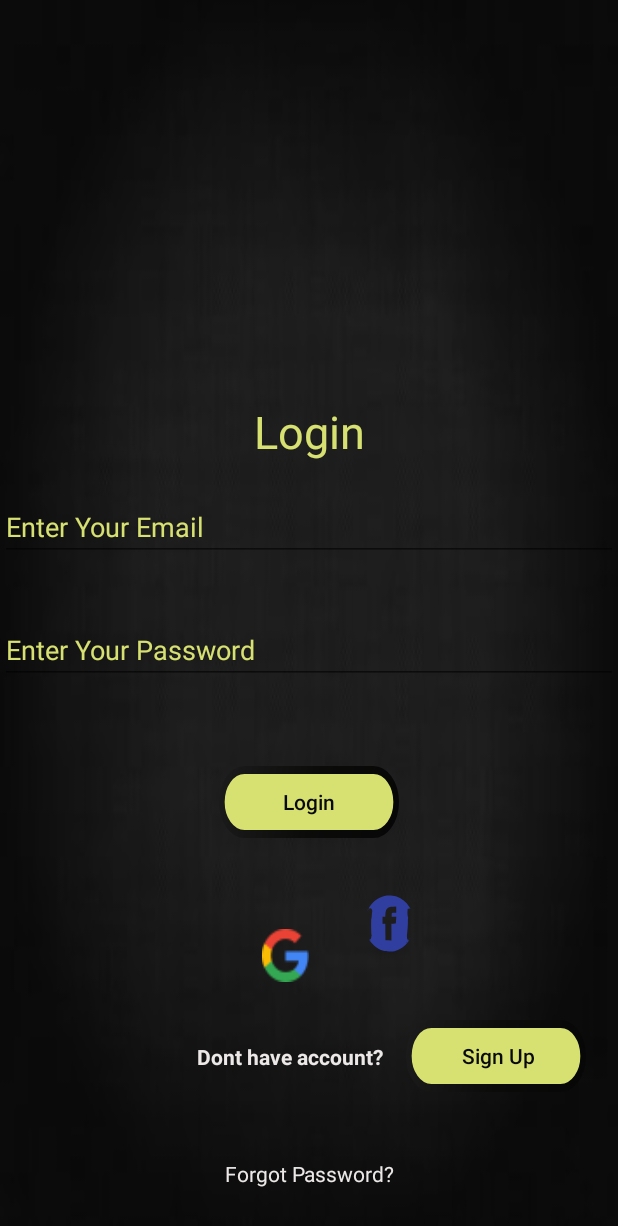
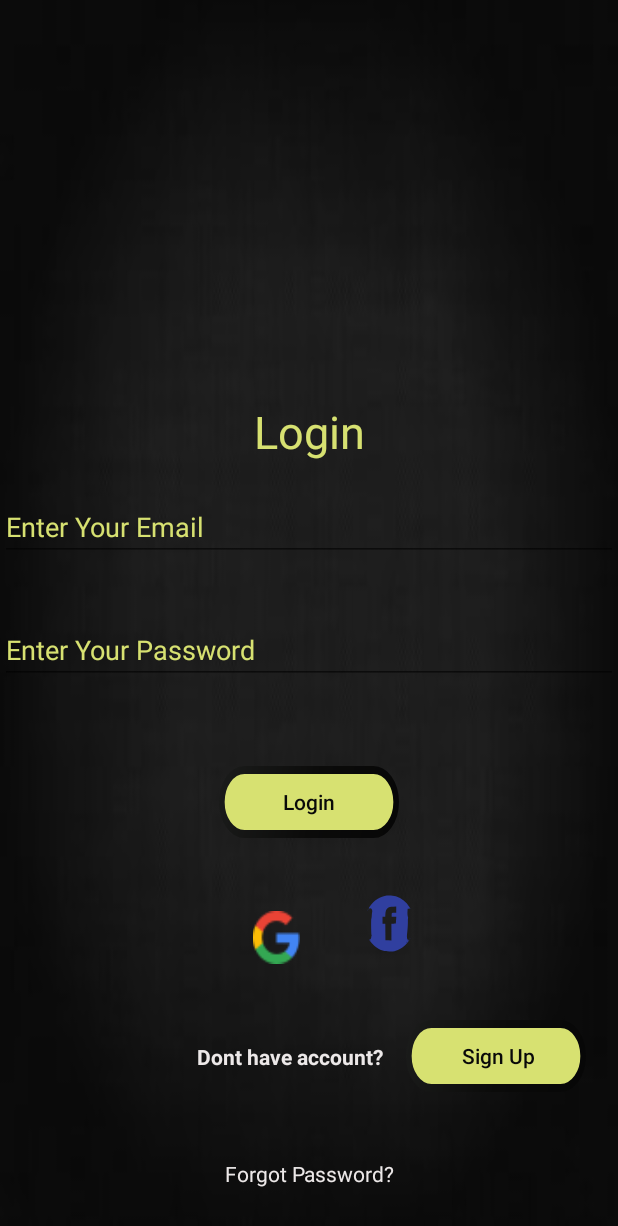
Before and after one commit to siddhishinde0723/textextract, an Android app: the screen it shows after launch (Login), on a phone screen of 412 x 824 dp. Shown: the top 1226 px of the screen. Run offline under Robolectric (Android 15) with nearby library versions, the phone set to English and light mode, and no system bars; our stand-ins replace Firebase (no records; nobody signed in at launch, a user with empty details on screens opened directly); libraries missing offline, so code that uses them is left out: com.facebook, com.facebook.appevents, com.facebook.login; 2 statements that could not run were skipped.

Commit message:
Merge remote-tracking branch 'origin/master'
# Conflicts:
#	app/version.properties

```diff
--- a/app/src/main/res/layout/activity_login.xml
+++ b/app/src/main/res/layout/activity_login.xml
@@ -99,9 +99,9 @@
             android:layout_alignParentEnd="true"
             android:layout_alignParentRight="true"
             android:layout_alignParentBottom="true"
-            android:layout_marginEnd="206dp"
-            android:layout_marginRight="206dp"
-            android:layout_marginBottom="4dp"
+            android:layout_marginEnd="212dp"
+            android:layout_marginRight="212dp"
+            android:layout_marginBottom="16dp"
             android:background="@drawable/googleg_standard_color_18"
             android:textAllCaps="false"
             android:textSize="16sp" />
```
Also changed, not shown: 1 other file.
